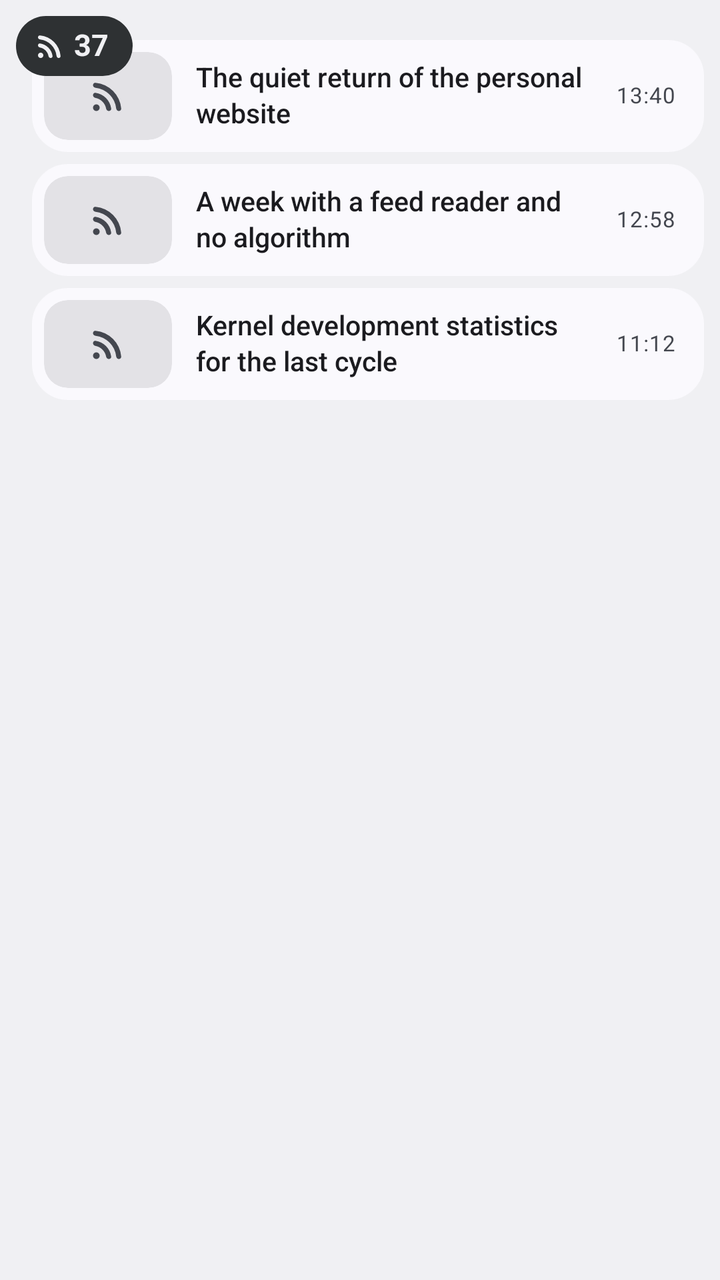
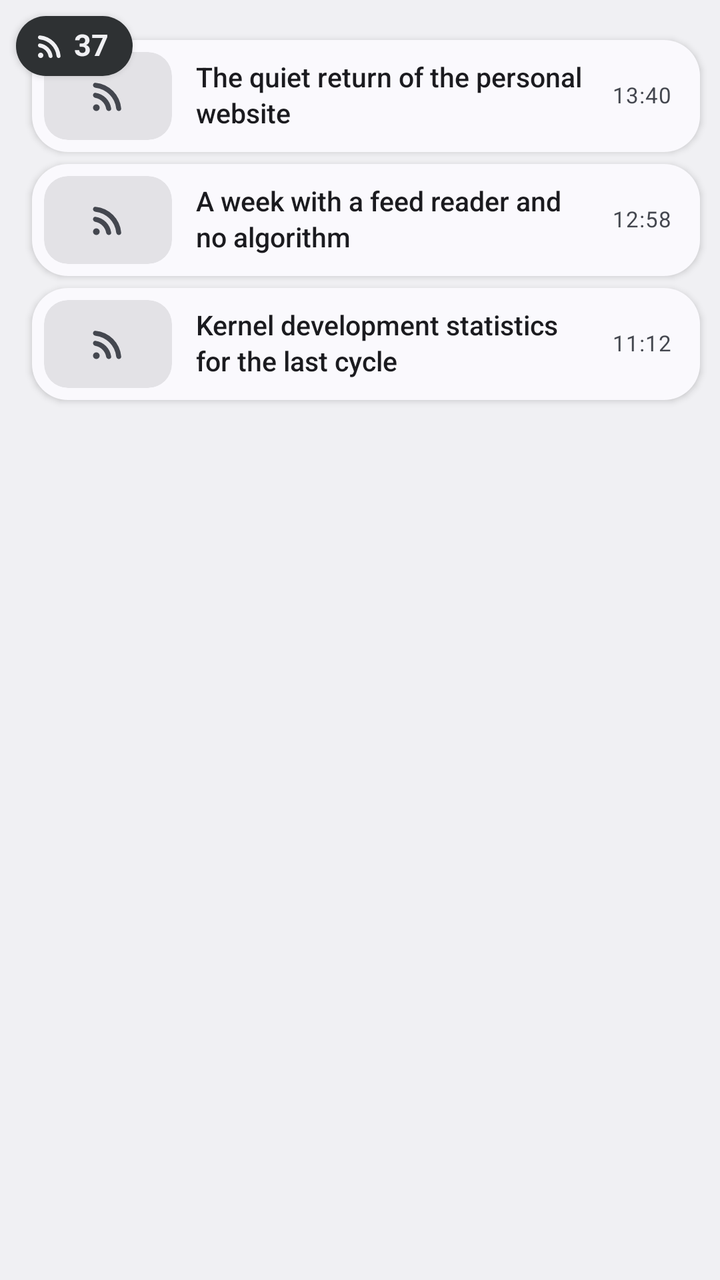

An Android layout rendered at two revisions. The XML below is the earlier revision; the diff shows what the commit changed to produce the second picture.
<!-- AndroidManifest.xml: application theme Theme.News -->
<!-- res/layout/widget_headlines_preview.xml -->
<?xml version="1.0" encoding="utf-8"?>
<FrameLayout xmlns:android="http://schemas.android.com/apk/res/android"
    xmlns:tools="http://schemas.android.com/tools"
    tools:ignore="SpUsage,UselessParent,ContentDescription,HardcodedText"
    android:id="@android:id/background"
    android:layout_width="match_parent"
    android:layout_height="match_parent"
    android:background="@drawable/widget_floating_frame"
    android:clipToOutline="true"
    android:padding="8dp">

    <LinearLayout
        android:layout_width="match_parent"
        android:layout_height="wrap_content"
        android:layout_marginStart="8dp"
        android:layout_marginTop="12dp"
        android:orientation="vertical">

        <LinearLayout
            android:id="@+id/one"
            android:layout_width="match_parent"
            android:layout_height="56dp"
            android:background="@drawable/widget_strip"
            android:gravity="center_vertical"
            android:orientation="horizontal"
            android:paddingStart="6dp"
            android:paddingTop="6dp"
            android:paddingEnd="14dp"
            android:paddingBottom="6dp">

            
            <FrameLayout
                android:layout_width="64dp"
                android:layout_height="44dp"
                android:background="@drawable/widget_tile"
                android:clipToOutline="true">

                <ImageView
                    android:id="@+id/one_icon"
                    android:layout_width="20dp"
                    android:layout_height="20dp"
                    android:layout_gravity="center"
                    android:src="@drawable/ic_rss_feed"
                    android:tint="@color/widget_on_surface_variant"
                    tools:ignore="UseAppTint" />

                <ImageView
                    android:id="@+id/one_thumbnail"
                    android:layout_width="match_parent"
                    android:layout_height="match_parent"
                    android:scaleType="centerCrop" />
            </FrameLayout>

            <TextView
                android:id="@+id/one_headline"
                android:layout_width="0dp"
                android:layout_height="wrap_content"
                android:layout_marginStart="12dp"
                android:layout_weight="1"
                android:ellipsize="end"
                android:fontFamily="sans-serif-medium"
                android:includeFontPadding="false"
                android:lineSpacingExtra="2dp"
                android:maxLines="2"
                android:text="The quiet return of the personal website"
                android:textColor="@color/widget_on_surface"
                android:textSize="13.5dp" />

            <TextView
                android:id="@+id/one_age"
                android:layout_width="wrap_content"
                android:layout_height="wrap_content"
                android:layout_marginStart="12dp"
                android:includeFontPadding="false"
                android:letterSpacing="0.03"
                android:maxLines="1"
                android:text="13:40"
                android:textColor="@color/widget_on_surface_variant"
                android:textSize="11dp" />
        </LinearLayout>

        <LinearLayout
            android:id="@+id/two"
            android:layout_width="match_parent"
            android:layout_height="56dp"
            android:layout_marginTop="6dp"
            android:background="@drawable/widget_strip"
            android:gravity="center_vertical"
            android:orientation="horizontal"
            android:paddingStart="6dp"
            android:paddingTop="6dp"
            android:paddingEnd="14dp"
            android:paddingBottom="6dp">

            
            <FrameLayout
                android:layout_width="64dp"
                android:layout_height="44dp"
                android:background="@drawable/widget_tile"
                android:clipToOutline="true">

                <ImageView
                    android:id="@+id/two_icon"
                    android:layout_width="20dp"
                    android:layout_height="20dp"
                    android:layout_gravity="center"
                    android:src="@drawable/ic_rss_feed"
                    android:tint="@color/widget_on_surface_variant"
                    tools:ignore="UseAppTint" />

                <ImageView
                    android:id="@+id/two_thumbnail"
                    android:layout_width="match_parent"
                    android:layout_height="match_parent"
                    android:scaleType="centerCrop" />
            </FrameLayout>

            <TextView
                android:id="@+id/two_headline"
                android:layout_width="0dp"
                android:layout_height="wrap_content"
                android:layout_marginStart="12dp"
                android:layout_weight="1"
                android:ellipsize="end"
                android:fontFamily="sans-serif-medium"
                android:includeFontPadding="false"
                android:lineSpacingExtra="2dp"
                android:maxLines="2"
                android:text="A week with a feed reader and no algorithm"
                android:textColor="@color/widget_on_surface"
                android:textSize="13.5dp" />

            <TextView
                android:id="@+id/two_age"
                android:layout_width="wrap_content"
                android:layout_height="wrap_content"
                android:layout_marginStart="12dp"
                android:includeFontPadding="false"
                android:letterSpacing="0.03"
                android:maxLines="1"
                android:text="12:58"
                android:textColor="@color/widget_on_surface_variant"
                android:textSize="11dp" />
        </LinearLayout>

        <LinearLayout
            android:id="@+id/three"
            android:layout_width="match_parent"
            android:layout_height="56dp"
            android:layout_marginTop="6dp"
            android:background="@drawable/widget_strip"
            android:gravity="center_vertical"
            android:orientation="horizontal"
            android:paddingStart="6dp"
            android:paddingTop="6dp"
            android:paddingEnd="14dp"
            android:paddingBottom="6dp">

            
            <FrameLayout
                android:layout_width="64dp"
                android:layout_height="44dp"
                android:background="@drawable/widget_tile"
                android:clipToOutline="true">

                <ImageView
                    android:id="@+id/three_icon"
                    android:layout_width="20dp"
                    android:layout_height="20dp"
                    android:layout_gravity="center"
                    android:src="@drawable/ic_rss_feed"
                    android:tint="@color/widget_on_surface_variant"
                    tools:ignore="UseAppTint" />

                <ImageView
                    android:id="@+id/three_thumbnail"
                    android:layout_width="match_parent"
                    android:layout_height="match_parent"
                    android:scaleType="centerCrop" />
            </FrameLayout>

            <TextView
                android:id="@+id/three_headline"
                android:layout_width="0dp"
                android:layout_height="wrap_content"
                android:layout_marginStart="12dp"
                android:layout_weight="1"
                android:ellipsize="end"
                android:fontFamily="sans-serif-medium"
                android:includeFontPadding="false"
                android:lineSpacingExtra="2dp"
                android:maxLines="2"
                android:text="Kernel development statistics for the last cycle"
                android:textColor="@color/widget_on_surface"
                android:textSize="13.5dp" />

            <TextView
                android:id="@+id/three_age"
                android:layout_width="wrap_content"
                android:layout_height="wrap_content"
                android:layout_marginStart="12dp"
                android:includeFontPadding="false"
                android:letterSpacing="0.03"
                android:maxLines="1"
                android:text="11:12"
                android:textColor="@color/widget_on_surface_variant"
                android:textSize="11dp" />
        </LinearLayout>
    </LinearLayout>

    <include layout="@layout/widget_badge_sample" />
</FrameLayout>
<!-- res/layout/widget_badge_sample.xml (included above) -->
<?xml version="1.0" encoding="utf-8"?>
<LinearLayout xmlns:android="http://schemas.android.com/apk/res/android"
    xmlns:tools="http://schemas.android.com/tools"
    tools:ignore="SpUsage,ContentDescription,HardcodedText"
    android:id="@+id/badge"
    android:layout_width="wrap_content"
    android:layout_height="30dp"
    android:background="@drawable/widget_pill"
    android:gravity="center_vertical"
    android:orientation="horizontal"
    android:paddingStart="9dp"
    android:paddingEnd="12dp">

    <ImageView
        android:layout_width="16dp"
        android:layout_height="16dp"
        android:src="@drawable/ic_rss_feed"
        android:tint="@color/widget_inverse_on_surface"
        tools:ignore="UseAppTint" />

    <TextView
        android:id="@+id/badge_count"
        android:layout_width="wrap_content"
        android:layout_height="wrap_content"
        android:layout_marginStart="4dp"
        android:includeFontPadding="false"
        android:maxLines="1"
        android:text="37"
        android:textColor="@color/widget_inverse_on_surface"
        android:textSize="15dp"
        android:textStyle="bold" />
</LinearLayout>
<!-- resources referenced by this layout -->
<resources>
  <color name="widget_inverse_on_surface">@android:color/system_neutral1_50</color>
  <color name="widget_on_surface">@android:color/system_on_surface_light</color>
  <color name="widget_on_surface_variant">@android:color/system_on_surface_variant_light</color>
  <!-- drawable ic_rss_feed (drawable) -->
  <vector xmlns:android="http://schemas.android.com/apk/res/android"
      android:width="24dp"
      android:height="24dp"
      android:viewportWidth="960"
      android:viewportHeight="960">
    <path
        android:fillColor="@android:color/white"
        android:pathData="M200,840Q167,840 143.5,816.5Q120,793 120,760Q120,727 143.5,703.5Q167,680 200,680Q233,680 256.5,703.5Q280,727 280,760Q280,793 256.5,816.5Q233,840 200,840ZM740,840Q714,840 696.5,821Q679,802 676,776Q665,679 623.5,594.5Q582,510 516,444Q450,378 365.5,336.5Q281,295 184,284Q158,281 139,263.5Q120,246 120,220Q120,194 138,177.5Q156,161 181,163Q304,174 411.5,225.5Q519,277 601,359Q683,441 734.5,548.5Q786,656 797,779Q799,804 782.5,822Q766,840 740,840ZM500,840Q475,840 457,822.5Q439,805 434,780Q425,731 402.5,689.5Q380,648 346,614Q312,580 270.5,557.5Q229,535 180,526Q155,521 137.5,503Q120,485 120,460Q120,434 138,417Q156,400 181,404Q254,414 317.5,446.5Q381,479 431,529Q481,579 513.5,642.5Q546,706 556,779Q560,804 543,822Q526,840 500,840Z"/>
  </vector>
  <!-- drawable widget_floating_frame (drawable) -->
  <?xml version="1.0" encoding="utf-8"?>
  <shape xmlns:android="http://schemas.android.com/apk/res/android" android:shape="rectangle">
      <corners android:radius="15dp" />
      <solid android:color="@android:color/transparent" />
  </shape>
  <!-- drawable widget_pill (drawable) -->
  <?xml version="1.0" encoding="utf-8"?>
  <shape xmlns:android="http://schemas.android.com/apk/res/android" android:shape="rectangle">
      <solid android:color="@color/widget_inverse_surface" />
      <corners android:radius="20dp" />
  </shape>
  <!-- drawable widget_strip (drawable) -->
  <?xml version="1.0" encoding="utf-8"?>
  <shape xmlns:android="http://schemas.android.com/apk/res/android" android:shape="rectangle">
      <solid android:color="@color/widget_surface" />
      <corners android:radius="18dp" />
  </shape>
  <!-- drawable widget_tile (drawable) -->
  <?xml version="1.0" encoding="utf-8"?>
  <shape xmlns:android="http://schemas.android.com/apk/res/android" android:shape="rectangle">
      <solid android:color="@color/widget_surface_container_highest" />
      <corners android:radius="12dp" />
  </shape>
  <style name="Theme.News" parent="@android:style/Theme.DeviceDefault.DayNight">
          <item name="android:windowActionBar">false</item>
          <item name="android:windowNoTitle">true</item>
      </style>
  <color name="widget_inverse_surface">@android:color/system_neutral1_800</color>
  <color name="widget_surface">@android:color/system_surface_light</color>
  <color name="widget_surface_container_highest">@android:color/system_surface_container_highest_light</color>
</resources>

<!-- the commit's change to res/layout/widget_headlines_preview.xml (unified diff, before → after) -->
@@ -6,7 +6,9 @@
     android:layout_width="match_parent"
     android:layout_height="match_parent"
     android:background="@drawable/widget_floating_frame"
+    android:clipChildren="false"
     android:clipToOutline="true"
+    android:clipToPadding="false"
     android:padding="8dp">
 
     <LinearLayout
@@ -14,6 +16,9 @@
         android:layout_height="wrap_content"
         android:layout_marginStart="8dp"
         android:layout_marginTop="12dp"
+        android:layout_marginEnd="2dp"
+        android:clipChildren="false"
+        android:clipToPadding="false"
         android:orientation="vertical">
 
         <LinearLayout
@@ -21,6 +26,7 @@
             android:layout_width="match_parent"
             android:layout_height="56dp"
             android:background="@drawable/widget_strip"
+            android:elevation="2dp"
             android:gravity="center_vertical"
             android:orientation="horizontal"
             android:paddingStart="6dp"
@@ -85,6 +91,7 @@
             android:layout_height="56dp"
             android:layout_marginTop="6dp"
             android:background="@drawable/widget_strip"
+            android:elevation="2dp"
             android:gravity="center_vertical"
             android:orientation="horizontal"
             android:paddingStart="6dp"
@@ -149,6 +156,7 @@
             android:layout_height="56dp"
             android:layout_marginTop="6dp"
             android:background="@drawable/widget_strip"
+            android:elevation="2dp"
             android:gravity="center_vertical"
             android:orientation="horizontal"
             android:paddingStart="6dp"
@@ -219,6 +227,7 @@
     android:layout_width="wrap_content"
     android:layout_height="30dp"
     android:background="@drawable/widget_pill"
+    android:elevation="2dp"
     android:gravity="center_vertical"
     android:orientation="horizontal"
     android:paddingStart="9dp"
